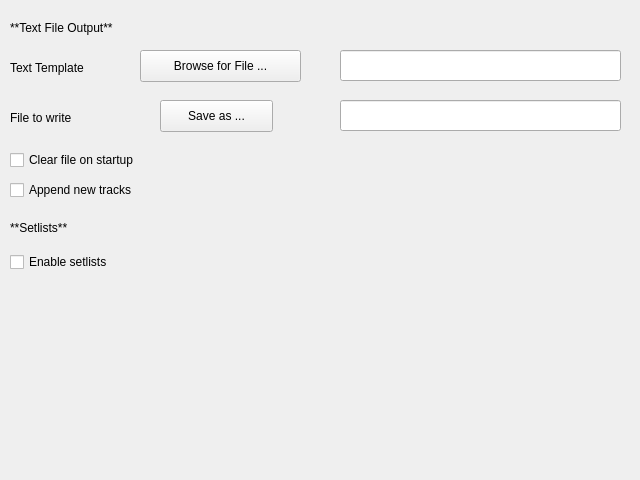
This is nowplaying/resources/textoutput_ui.ui in whatsnowplaying/whats-now-playing as Qt 5 draws it before an edit. The edited form follows.
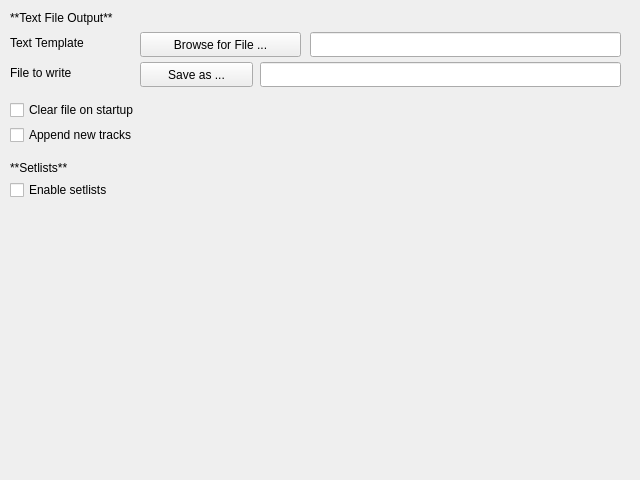
This is the edited form.

Diff of the .ui file:
```diff
--- a/nowplaying/resources/textoutput_ui.ui
+++ b/nowplaying/resources/textoutput_ui.ui
@@ -23,7 +23,7 @@
    <property name="geometry">
     <rect>
      <x>10</x>
-     <y>20</y>
+     <y>10</y>
      <width>261</width>
      <height>16</height>
     </rect>
@@ -39,7 +39,7 @@
    <property name="geometry">
     <rect>
      <x>10</x>
-     <y>60</y>
+     <y>35</y>
      <width>111</width>
      <height>16</height>
     </rect>
@@ -52,9 +52,9 @@
    <property name="geometry">
     <rect>
      <x>140</x>
-     <y>50</y>
+     <y>32</y>
      <width>161</width>
-     <height>32</height>
+     <height>25</height>
     </rect>
    </property>
    <property name="text">
@@ -64,10 +64,10 @@
   <widget class="QPushButton" name="textoutput_button">
    <property name="geometry">
     <rect>
-     <x>160</x>
-     <y>100</y>
+     <x>140</x>
+     <y>62</y>
      <width>113</width>
-     <height>32</height>
+     <height>25</height>
     </rect>
    </property>
    <property name="text">
@@ -78,7 +78,7 @@
    <property name="geometry">
     <rect>
      <x>10</x>
-     <y>110</y>
+     <y>65</y>
      <width>111</width>
      <height>16</height>
     </rect>
@@ -90,20 +90,20 @@
   <widget class="QLineEdit" name="texttemplate_lineedit">
    <property name="geometry">
     <rect>
-     <x>340</x>
-     <y>50</y>
-     <width>281</width>
-     <height>31</height>
+     <x>310</x>
+     <y>32</y>
+     <width>311</width>
+     <height>25</height>
     </rect>
    </property>
   </widget>
   <widget class="QLineEdit" name="textoutput_lineedit">
    <property name="geometry">
     <rect>
-     <x>340</x>
-     <y>100</y>
-     <width>281</width>
-     <height>31</height>
+     <x>260</x>
+     <y>62</y>
+     <width>361</width>
+     <height>25</height>
     </rect>
    </property>
   </widget>
@@ -111,9 +111,9 @@
    <property name="geometry">
     <rect>
      <x>10</x>
-     <y>250</y>
+     <y>180</y>
      <width>111</width>
-     <height>24</height>
+     <height>20</height>
     </rect>
    </property>
    <property name="text">
@@ -124,7 +124,7 @@
    <property name="geometry">
     <rect>
      <x>10</x>
-     <y>150</y>
+     <y>100</y>
      <width>211</width>
      <height>20</height>
     </rect>
@@ -140,7 +140,7 @@
    <property name="geometry">
     <rect>
      <x>10</x>
-     <y>180</y>
+     <y>125</y>
      <width>211</width>
      <height>20</height>
     </rect>
@@ -156,7 +156,7 @@
    <property name="geometry">
     <rect>
      <x>10</x>
-     <y>220</y>
+     <y>160</y>
      <width>261</width>
      <height>16</height>
     </rect>
```
